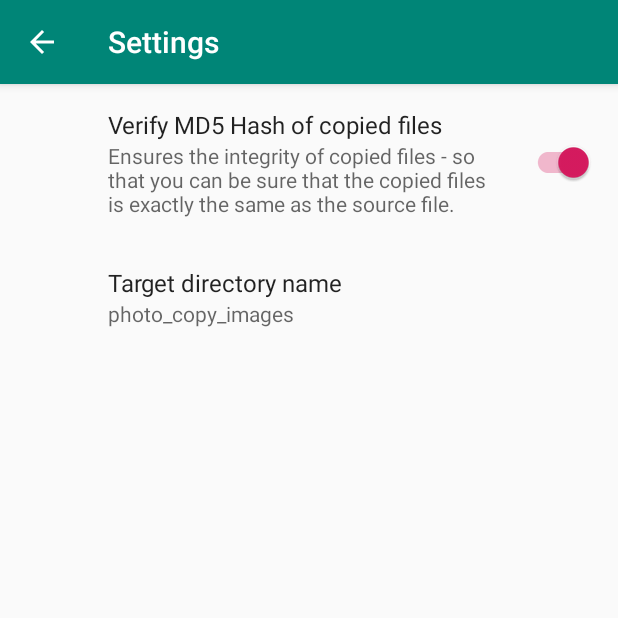
After one commit to klassm/android_photo_backup, an Android app: the SettingsActivity screen opened directly, with no data from a screen before it, on a phone screen of 412 x 824 dp, the top half of it. The commit adds this screen. Run offline under Robolectric (Android 15) with nearby library versions, the phone set to English and light mode, and no system bars; our stand-ins replace androidx.preference.

Commit message:
Introduce preferences

```diff
--- a/app/build.gradle
+++ b/app/build.gradle
@@ -25,7 +25,7 @@ android {
 
 dependencies {
     implementation fileTree(dir: 'libs', include: ['*.jar'])
-    implementation"org.jetbrains.kotlin:kotlin-stdlib-jdk7:$kotlin_version"
+    implementation "org.jetbrains.kotlin:kotlin-stdlib-jdk7:$kotlin_version"
     implementation 'androidx.appcompat:appcompat:1.1.0'
     implementation 'androidx.core:core-ktx:1.1.0'
     implementation 'androidx.constraintlayout:constraintlayout:1.1.3'
@@ -34,4 +34,5 @@ dependencies {
     implementation 'androidx.documentfile:documentfile:1.0.1'
     implementation("org.jetbrains.kotlinx:kotlinx-coroutines-android:1.3.2")
     implementation("joda-time:joda-time:2.10.5")
+    implementation 'androidx.preference:preference:1.1.0'
 }
--- a/app/src/main/java/li/klass/photo_copy/Constants.kt
+++ b/app/src/main/java/li/klass/photo_copy/Constants.kt
@@ -2,4 +2,6 @@ package li.klass.photo_copy
 
 object Constants {
     const val targetDirectoryName = "photo_copy_images"
+    const val prefTargetDirectoryName = "pref_target_directory_name"
+    const val prefVerifyMd5HashOfCopiedFiles = "pref_verify_md5_hash_of_copied_files"
 }
--- /dev/null
+++ b/app/src/main/java/li/klass/photo_copy/ui/settings/SettingsActivity.kt
@@ -0,0 +1,25 @@
+package li.klass.photo_copy.ui.settings
+
+import android.os.Bundle
+import androidx.appcompat.app.AppCompatActivity
+import androidx.preference.PreferenceFragmentCompat
+import li.klass.photo_copy.R
+
+class SettingsActivity : AppCompatActivity() {
+
+    override fun onCreate(savedInstanceState: Bundle?) {
+        super.onCreate(savedInstanceState)
+        setContentView(R.layout.settings_activity)
+        supportFragmentManager
+            .beginTransaction()
+            .replace(R.id.settings, SettingsFragment())
+            .commit()
+        supportActionBar?.setDisplayHomeAsUpEnabled(true)
+    }
+
+    class SettingsFragment : PreferenceFragmentCompat() {
+        override fun onCreatePreferences(savedInstanceState: Bundle?, rootKey: String?) {
+            setPreferencesFromResource(R.xml.root_preferences, rootKey)
+        }
+    }
+}
--- /dev/null
+++ b/app/src/main/res/layout/settings_activity.xml
@@ -0,0 +1,9 @@
+<LinearLayout xmlns:android="http://schemas.android.com/apk/res/android"
+    android:layout_width="match_parent"
+    android:layout_height="match_parent">
+
+    <FrameLayout
+        android:id="@+id/settings"
+        android:layout_width="match_parent"
+        android:layout_height="match_parent" />
+</LinearLayout>
--- a/app/src/main/res/values/strings.xml
+++ b/app/src/main/res/values/strings.xml
@@ -12,7 +12,13 @@
         <item quantity="other">Copy %d files</item>
     </plurals>
 
-    <string name="copying_dialog_title">Copying ...</string>
+    <string name="copying_dialog_title">Copying …</string>
     <string name="copying_dialog_current_file">Current file:</string>
     <string name="copying_dialog_current_file_index_separator">of</string>
+
+
+    <string name="settings_activity_title">Settings</string>
+    <string name="settings_verify_md5_hash">Verify MD5 Hash of copied files</string>
+    <string name="settings_verify_md5_hash_summary">Ensures the integrity of copied files - so that you can be sure that the copied files is exactly the same as the source file.</string>
+    <string name="settings_target_directory_name">Target directory name</string>
 </resources>
--- /dev/null
+++ b/app/src/main/res/xml/root_preferences.xml
@@ -0,0 +1,30 @@
+<!--
+  ~ Copyright 2018 The app Open Source Project
+  ~
+  ~ Licensed under the Apache License, Version 2.0 (the "License");
+  ~ you may not use this file except in compliance with the License.
+  ~ You may obtain a copy of the License at
+  ~
+  ~      http://www.apache.org/licenses/LICENSE-2.0
+  ~
+  ~ Unless required by applicable law or agreed to in writing, software
+  ~ distributed under the License is distributed on an "AS IS" BASIS,
+  ~ WITHOUT WARRANTIES OR CONDITIONS OF ANY KIND, either express or implied.
+  ~ See the License for the specific language governing permissions and
+  ~ limitations under the License.
+  -->
+
+<PreferenceScreen xmlns:app="http://schemas.android.com/apk/res-auto">
+
+    <SwitchPreferenceCompat
+        app:key="pref_verify_md5_hash_of_copied_files"
+        app:defaultValue="true"
+        app:title="@string/settings_verify_md5_hash"
+        app:summary="@string/settings_verify_md5_hash_summary"/>
+
+    <EditTextPreference
+        app:key="pref_target_directory_name"
+        app:title="@string/settings_target_directory_name"
+        app:defaultValue="photo_copy_images"
+        app:useSimpleSummaryProvider="true" />
+</PreferenceScreen>
```
Also changed, not shown: app/src/main/AndroidManifest.xml (+7 -1 lines), app/src/main/java/li/klass/photo_copy/MainActivity.kt (+9 -1 lines), app/src/main/java/li/klass/photo_copy/model/SdCardDocument.kt (+6 -2 lines), app/src/main/java/li/klass/photo_copy/service/SdCardCopier.kt (+15 -3 lines), app/src/main/java/li/klass/photo_copy/service/SdCardDocumentDivider.kt (+6 -2 lines), app/src/main/java/li/klass/photo_copy/ui/main/MainFragment.kt (+6 -6 lines), app/src/main/res/menu/main_menu.xml (+7 -1 lines), app/src/main/res/values/arrays.xml (added, +12 -0 lines).
